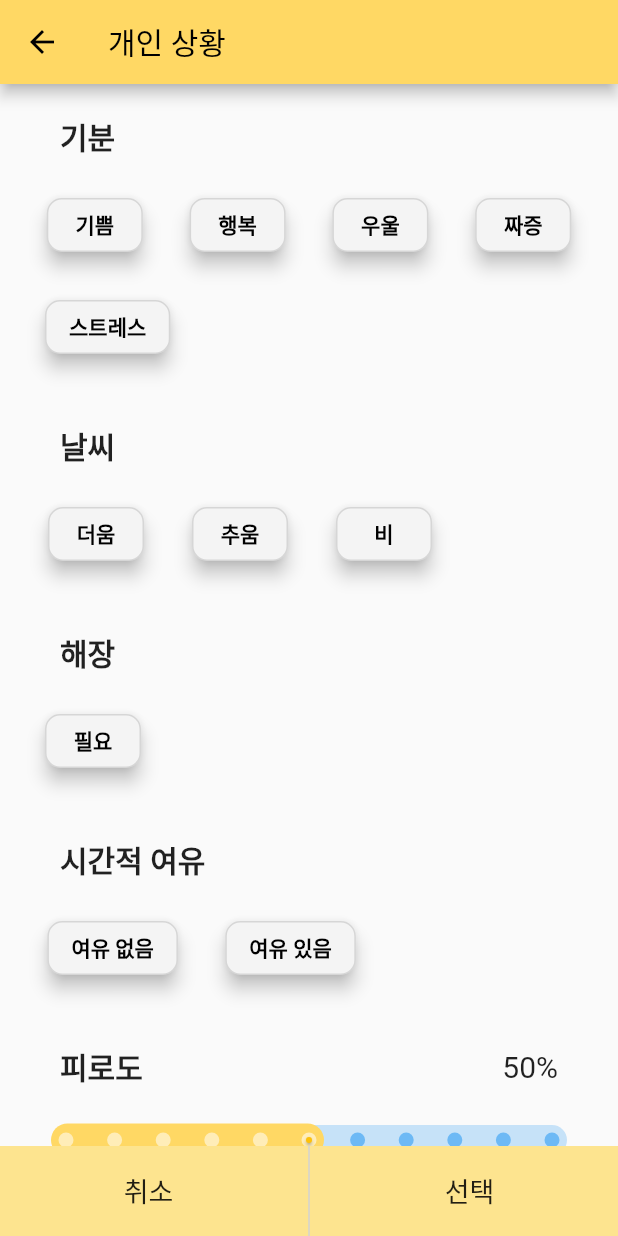
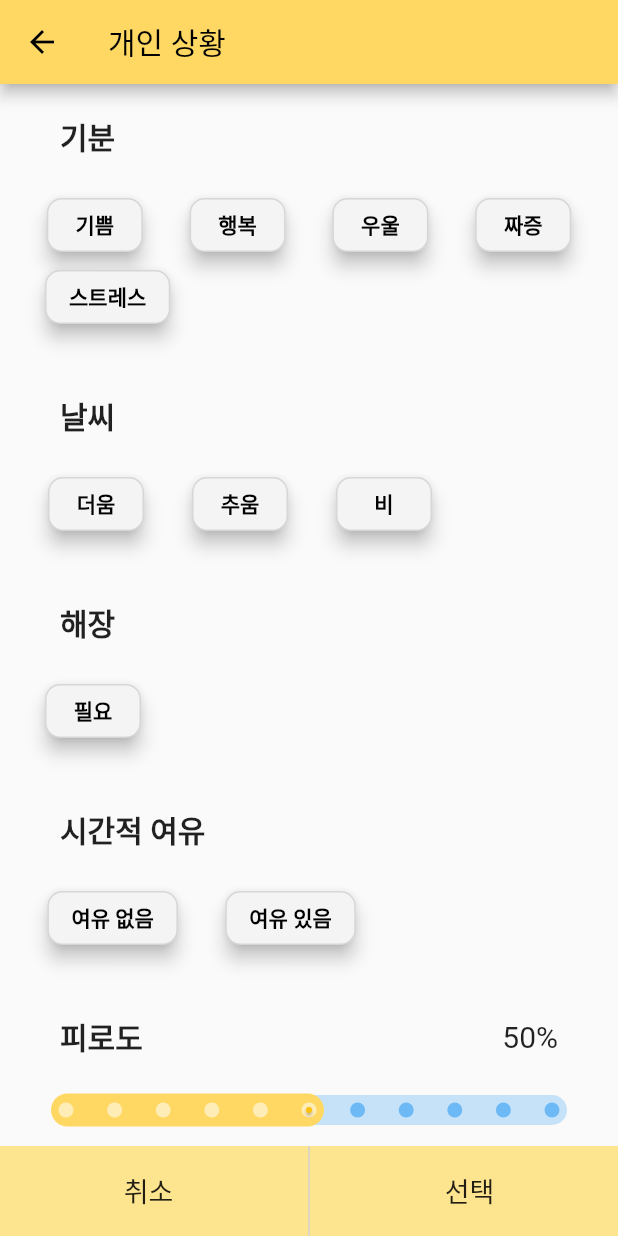
Before and after one commit to MeChuLee/MeChuLee, a Flutter app: the screen it shows after launch, after a tap on "개인 상황", on a phone screen of 412 x 824 dp. Run offline on Flutter 3.47's test engine with Material 2 defaults, Android fonts, the phone set to English and light mode, and no system bars.

Commit message:
update for my branch

```diff
--- a/lib/situationScreen.dart
+++ b/lib/situationScreen.dart
@@ -189,7 +189,7 @@ class _MyStatefulWidgetState extends State<MyStatefulWidget> {
           ],
         ),
         const SizedBox(
-          height: 20,
+          height: 0,
         ),
         Row(
           children: [
```
Also changed, not shown: pubspec.lock.
